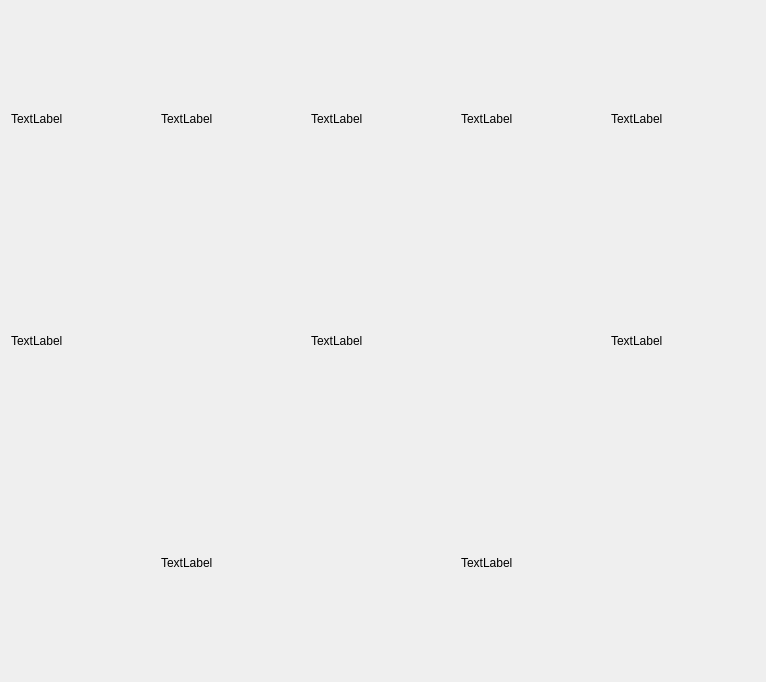
First picture: the form in src/ui/result.ui, repository raywan-110/CBIR, before the edit.
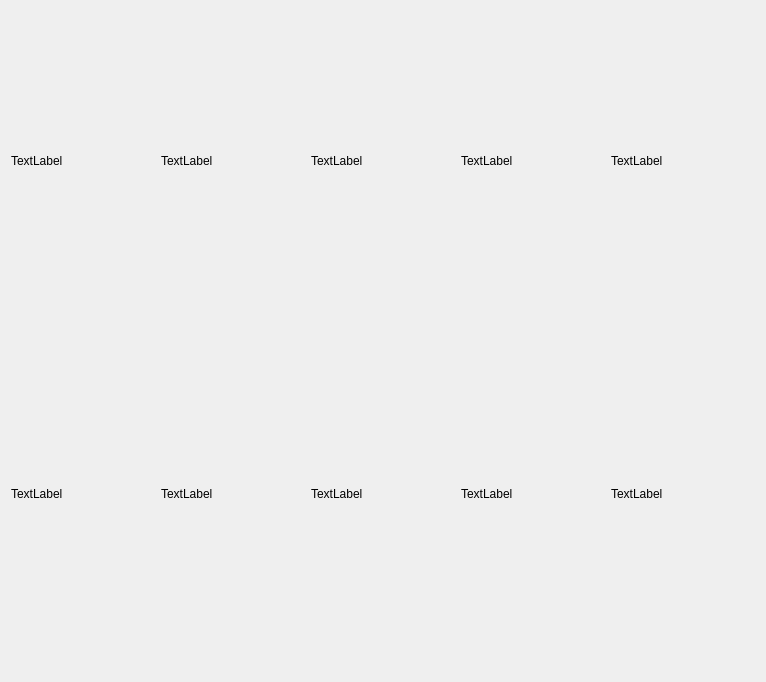
Second picture: the form after the edit.

```diff
--- a/src/ui/result.ui
+++ b/src/ui/result.ui
@@ -23,13 +23,6 @@
        </property>
       </widget>
      </item>
-     <item row="1" column="2">
-      <widget class="QLabel" name="label_7">
-       <property name="text">
-        <string>TextLabel</string>
-       </property>
-      </widget>
-     </item>
      <item row="0" column="2">
       <widget class="QLabel" name="label_3">
        <property name="text">
@@ -71,27 +64,34 @@
        </property>
       </widget>
      </item>
-     <item row="1" column="4">
+     <item row="1" column="1">
+      <widget class="QLabel" name="label_7">
+       <property name="text">
+        <string>TextLabel</string>
+       </property>
+      </widget>
+     </item>
+     <item row="1" column="2">
       <widget class="QLabel" name="label_8">
        <property name="text">
         <string>TextLabel</string>
        </property>
       </widget>
      </item>
-     <item row="2" column="3">
-      <widget class="QLabel" name="label_10">
-       <property name="text">
-        <string>TextLabel</string>
-       </property>
-      </widget>
-     </item>
-     <item row="2" column="1">
+     <item row="1" column="3">
       <widget class="QLabel" name="label_9">
        <property name="text">
         <string>TextLabel</string>
        </property>
       </widget>
      </item>
+     <item row="1" column="4">
+      <widget class="QLabel" name="label_10">
+       <property name="text">
+        <string>TextLabel</string>
+       </property>
+      </widget>
+     </item>
     </layout>
    </item>
   </layout>
```
